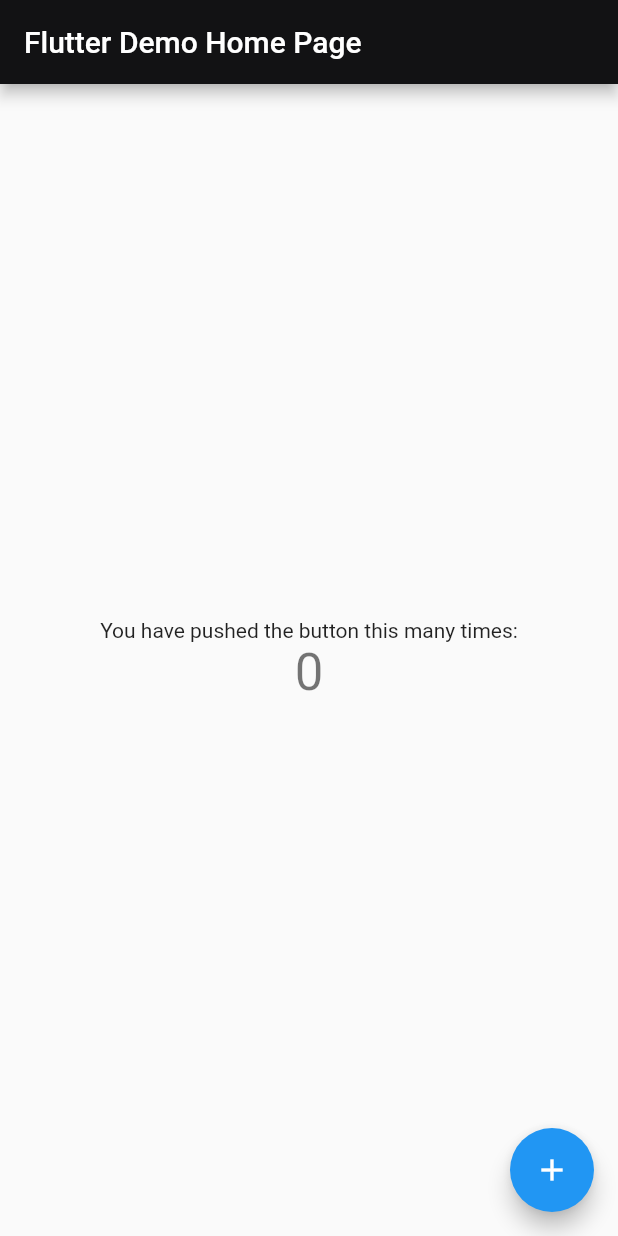
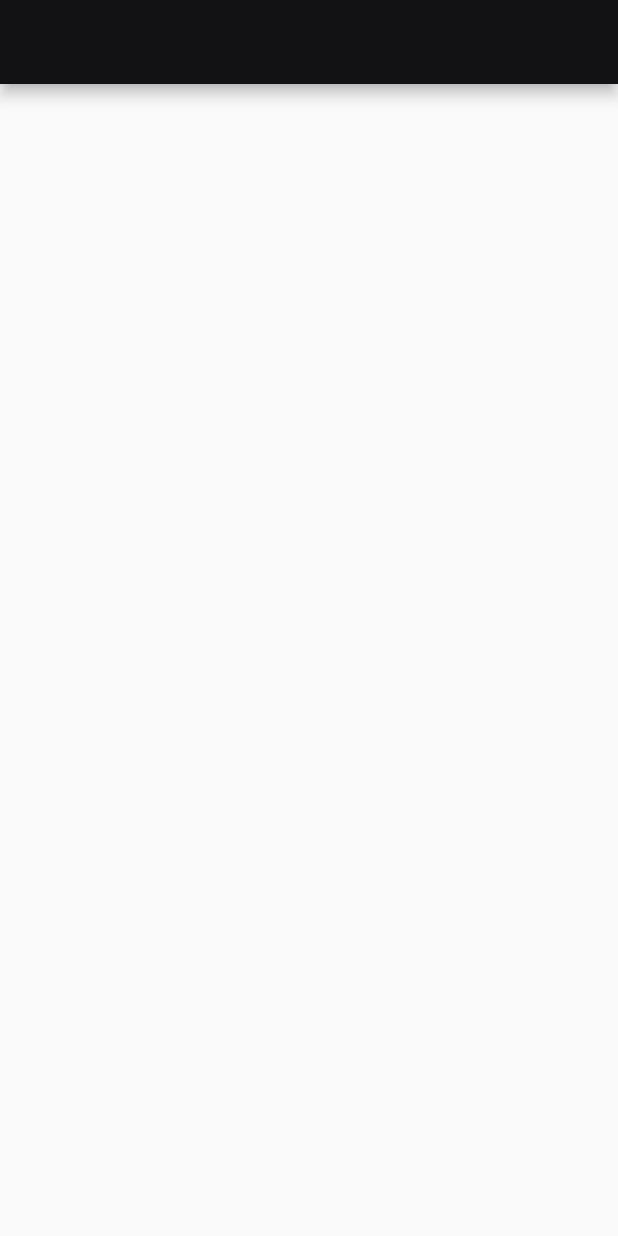
Before and after one commit to fauzanafism/risalah_app, a Flutter app: the screen it shows after launch, on a phone screen of 412 x 824 dp. Run offline on Flutter 3.47's test engine with Material 2 defaults, Android fonts, the phone set to English and light mode, and no system bars.

Commit message:
first commit

```diff
--- a/lib/main.dart
+++ b/lib/main.dart
@@ -1,117 +1,16 @@
 import 'package:flutter/material.dart';
+import 'package:risalah_app/ui/main_screen.dart';
 
 void main() {
   runApp(MyApp());
 }
 
 class MyApp extends StatelessWidget {
-  // This widget is the root of your application.
   @override
   Widget build(BuildContext context) {
     return MaterialApp(
-      title: 'Flutter Demo',
-      theme: ThemeData(
-        // This is the theme of your application.
-        //
-        // Try running your application with "flutter run". You'll see the
-        // application has a blue toolbar. Then, without quitting the app, try
-        // changing the primarySwatch below to Colors.green and then invoke
-        // "hot reload" (press "r" in the console where you ran "flutter run",
-        // or simply save your changes to "hot reload" in a Flutter IDE).
-        // Notice that the counter didn't reset back to zero; the application
-        // is not restarted.
-        primarySwatch: Colors.blue,
-      ),
-      home: MyHomePage(title: 'Flutter Demo Home Page'),
+      debugShowCheckedModeBanner: false,
+      home: MainScreen(),
     );
   }
 }
-
-class MyHomePage extends StatefulWidget {
-  MyHomePage({Key? key, required this.title}) : super(key: key);
-
-  // This widget is the home page of your application. It is stateful, meaning
-  // that it has a State object (defined below) that contains fields that affect
-  // how it looks.
-
-  // This class is the configuration for the state. It holds the values (in this
-  // case the title) provided by the parent (in this case the App widget) and
-  // used by the build method of the State. Fields in a Widget subclass are
-  // always marked "final".
-
-  final String title;
-
-  @override
-  _MyHomePageState createState() => _MyHomePageState();
-}
-
-class _MyHomePageState extends State<MyHomePage> {
-  int _counter = 0;
-
-  void _incrementCounter() {
-    setState(() {
-      // This call to setState tells the Flutter framework that something has
-      // changed in this State, which causes it to rerun the build method below
-      // so that the display can reflect the updated values. If we changed
-      // _counter without calling setState(), then the build method would not be
-      // called again, and so nothing would appear to happen.
-      _counter++;
-    });
-  }
-
-
-
-  @override
-  Widget build(BuildContext context) {
-    // This method is rerun every time setState is called, for instance as done
-    // by the _incrementCounter method above.
-    //
-    // The Flutter framework has been optimized to make rerunning build methods
-    // fast, so that you can just rebuild anything that needs updating rather
-    // than having to individually change instances of widgets.
-    return Scaffold(
-      appBar: AppBar(
-        // Here we take the value from the MyHomePage object that was created by
-        // the App.build method, and use it to set our appbar title.
-        title: Text(widget.title),
-        backgroundColor: Color(0xff121214),
-      ),
-      resizeToAvoidBottomInset: true,
-      body: Center(
-        // Center is a layout widget. It takes a single child and positions it
-        // in the middle of the parent.
-        child: Column(
-          // Column is also a layout widget. It takes a list of children and
-          // arranges them vertically. By default, it sizes itself to fit its
-          // children horizontally, and tries to be as tall as its parent.
-          //
-          // Invoke "debug painting" (press "p" in the console, choose the
-          // "Toggle Debug Paint" action from the Flutter Inspector in Android
-          // Studio, or the "Toggle Debug Paint" command in Visual Studio Code)
-          // to see the wireframe for each widget.
-          //
-          // Column has various properties to control how it sizes itself and
-          // how it positions its children. Here we use mainAxisAlignment to
-          // center the children vertically; the main axis here is the vertical
-          // axis because Columns are vertical (the cross axis would be
-          // horizontal).
-          mainAxisAlignment: MainAxisAlignment.center,
-          children: <Widget>[
-            Text(
-              'You have pushed the button this many times:',
-            ),
-            Text(
-              '$_counter',
-              style: Theme.of(context).textTheme.headline4,
-            ),
-          ],
-        ),
-      ),
-      floatingActionButton: FloatingActionButton(
-        onPressed: _incrementCounter,
-        tooltip: 'Increment',
-        child: Icon(Icons.add),
-      ), // This trailing comma makes auto-formatting nicer for build methods.
-    );
-  }
-}
--- /dev/null
+++ b/lib/ui/main_screen.dart
@@ -0,0 +1,13 @@
+import 'package:flutter/material.dart';
+
+class MainScreen extends StatelessWidget {
+  @override
+  Widget build(BuildContext context) {
+    return Scaffold(
+      appBar: AppBar(
+        backgroundColor: Color(0xff121214),
+      ),
+      body: Center(),
+    );
+  }
+}
```
